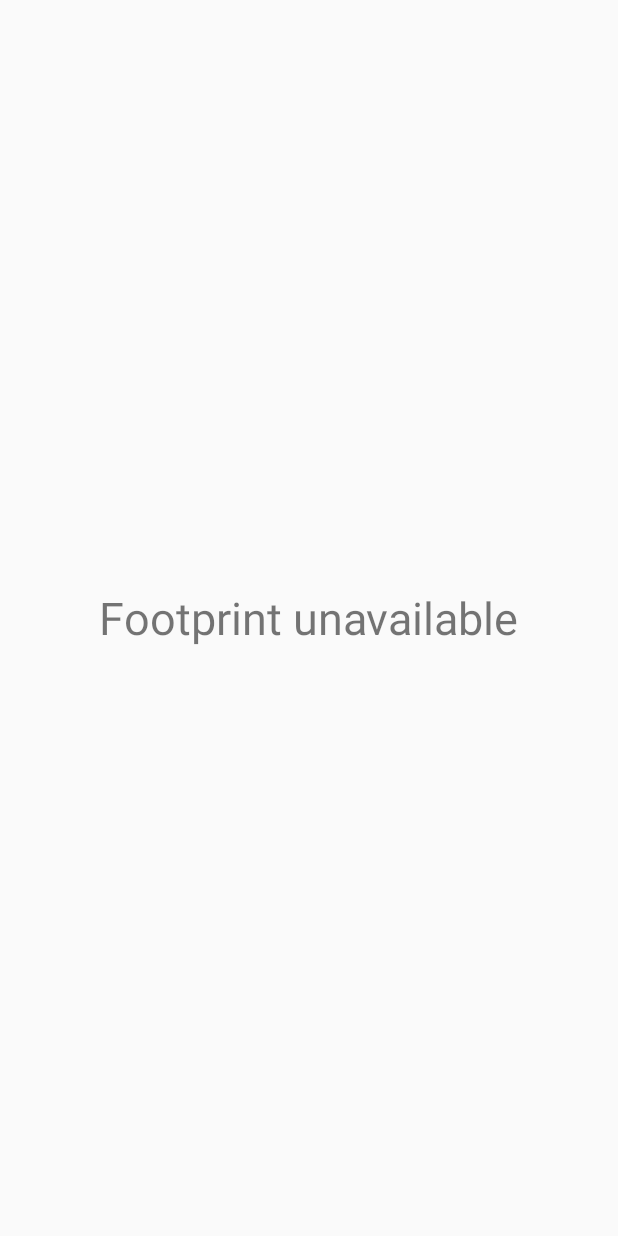
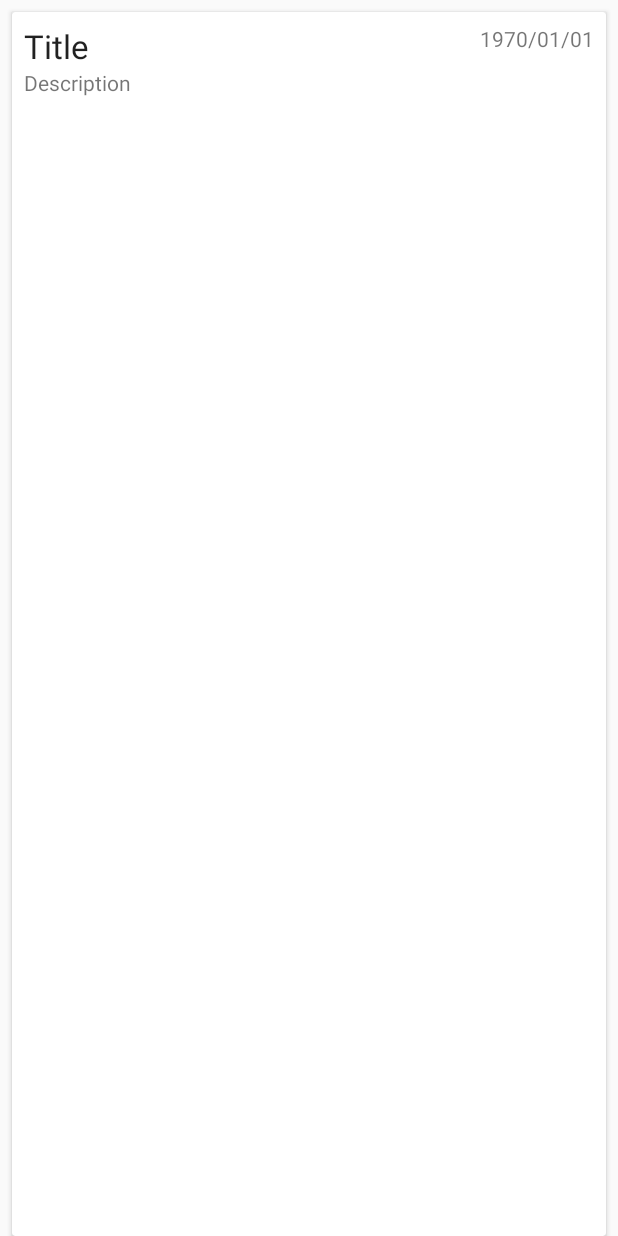
Before and after one commit to AlexisWIT/Le_Campus, an Android app: the layout fragment_footprint.xml on its own in the app's theme, with its tools: preview values and no code run, on a phone screen of 412 x 824 dp. Run offline under Robolectric (Android 15) with nearby library versions, the phone set to English and light mode, and no system bars.

Commit message:
function complete: save footprint to SQLite

```diff
--- a/app/src/main/java/com/uol/yt120/lecampus/AccountFragment.java
+++ b/app/src/main/java/com/uol/yt120/lecampus/AccountFragment.java
@@ -353,6 +353,8 @@ public class AccountFragment extends Fragment {
                             loadingDialog.setTitle(mActivity.getString(R.string.progress_dialog_retrieve_timetable));
 
                             view.loadUrl(prefixAddress + timetableAddress);
+
+
 
                         }
 
--- a/app/src/main/res/drawable/ic_map_locate.xml
+++ b/app/src/main/res/drawable/ic_map_locate.xml
@@ -4,6 +4,6 @@
         android:viewportWidth="24.0"
         android:viewportHeight="24.0">
     <path
-        android:fillColor="#FF000000"
+        android:fillColor="#FFFFFFFF"
         android:pathData="M12,8c-2.21,0 -4,1.79 -4,4s1.79,4 4,4 4,-1.79 4,-4 -1.79,-4 -4,-4zM20.94,11c-0.46,-4.17 -3.77,-7.48 -7.94,-7.94L13,1h-2v2.06C6.83,3.52 3.52,6.83 3.06,11L1,11v2h2.06c0.46,4.17 3.77,7.48 7.94,7.94L11,23h2v-2.06c4.17,-0.46 7.48,-3.77 7.94,-7.94L23,13v-2h-2.06zM12,19c-3.87,0 -7,-3.13 -7,-7s3.13,-7 7,-7 7,3.13 7,7 -3.13,7 -7,7z"/>
 </vector>
--- a/app/src/main/res/drawable/ic_map_locating.xml
+++ b/app/src/main/res/drawable/ic_map_locating.xml
@@ -4,6 +4,6 @@
         android:viewportWidth="24.0"
         android:viewportHeight="24.0">
     <path
-        android:fillColor="#FF000000"
+        android:fillColor="#FFFFFFFF"
         android:pathData="M20.94,11c-0.46,-4.17 -3.77,-7.48 -7.94,-7.94V1h-2v2.06C6.83,3.52 3.52,6.83 3.06,11H1v2h2.06c0.46,4.17 3.77,7.48 7.94,7.94V23h2v-2.06c4.17,-0.46 7.48,-3.77 7.94,-7.94H23v-2h-2.06zM12,19c-3.87,0 -7,-3.13 -7,-7s3.13,-7 7,-7 7,3.13 7,7 -3.13,7 -7,7z"/>
 </vector>
--- a/app/src/main/res/layout/fragment_footprint.xml
+++ b/app/src/main/res/layout/fragment_footprint.xml
@@ -1,14 +1,16 @@
 <?xml version="1.0" encoding="utf-8"?>
-<RelativeLayout
+<android.support.design.widget.CoordinatorLayout
     xmlns:android="http://schemas.android.com/apk/res/android"
+    xmlns:app="http://schemas.android.com/apk/res-auto"
+    xmlns:tools="http://schemas.android.com/tools"
     android:layout_width="match_parent"
-    android:layout_height="match_parent">
+    android:layout_height="match_parent"
+    tools:context=".NavigationActivity">
 
-    <TextView
-        android:layout_width="wrap_content"
-        android:layout_height="wrap_content"
-        android:text="Footprint unavailable"
-        android:textSize="30sp"
-        android:layout_centerInParent="true"/>
+    <android.support.v7.widget.RecyclerView
+        android:id="@+id/recycler_view_footprint"
+        android:layout_width="match_parent"
+        android:layout_height="match_parent"
+        tools:listitem="@layout/fragment_footprint_item"/>
 
-</RelativeLayout>
+</android.support.design.widget.CoordinatorLayout>
--- /dev/null
+++ b/app/src/main/res/layout/fragment_footprint_item.xml
@@ -0,0 +1,42 @@
+<?xml version="1.0" encoding="utf-8"?>
+<android.support.v7.widget.CardView xmlns:android="http://schemas.android.com/apk/res/android"
+    android:layout_width="match_parent"
+    android:layout_height="match_parent"
+    android:layout_marginEnd="8dp"
+    android:layout_marginStart="8dp"
+    android:layout_marginTop="8dp">
+
+    <RelativeLayout
+        android:layout_width="wrap_content"
+        android:layout_height="wrap_content"
+        android:padding="8dp">
+
+        <TextView
+            android:id="@+id/text_footprint_date"
+            android:layout_width="wrap_content"
+            android:layout_height="wrap_content"
+            android:layout_alignParentEnd="true"
+            android:text="1970/01/01"
+            android:textAppearance="@style/TextAppearance.AppCompat.Small"/>
+
+        <TextView
+            android:id="@+id/text_footprint_title"
+            android:layout_width="wrap_content"
+            android:layout_height="wrap_content"
+            android:text="Title"
+            android:textAppearance="@style/TextAppearance.AppCompat.Large"
+            android:maxLines="1"
+            android:layout_toStartOf="@id/text_footprint_date"
+            android:layout_alignParentStart="true"
+            android:ellipsize="end"/>
+
+        <TextView
+            android:id="@+id/text_footprint_desc"
+            android:layout_width="wrap_content"
+            android:layout_height="wrap_content"
+            android:layout_below="@id/text_footprint_title"
+            android:text="Description"/>
+
+    </RelativeLayout>
+
+</android.support.v7.widget.CardView>
```
Also changed, not shown: app/build.gradle (+16 -0 lines), app/src/main/java/com/uol/yt120/lecampus/FootprintFragment.java (+35 -1 lines), app/src/main/java/com/uol/yt120/lecampus/adapter/FootprintAdapter.java (added, +65 -0 lines), app/src/main/java/com/uol/yt120/lecampus/dataAccessObjects/FootprintDAO.java (added, +32 -0 lines), app/src/main/java/com/uol/yt120/lecampus/database/FootprintDatabase.java (added, +54 -0 lines), app/src/main/java/com/uol/yt120/lecampus/domain/Footprint.java (added, +48 -0 lines), app/src/main/java/com/uol/yt120/lecampus/repository/FootprintRepository.java (added, +104 -0 lines), app/src/main/java/com/uol/yt120/lecampus/viewModel/FootprintViewModel.java (added, +43 -0 lines), app/src/main/res/layout/fragment_footprint_empty.xml (added, +14 -0 lines).
